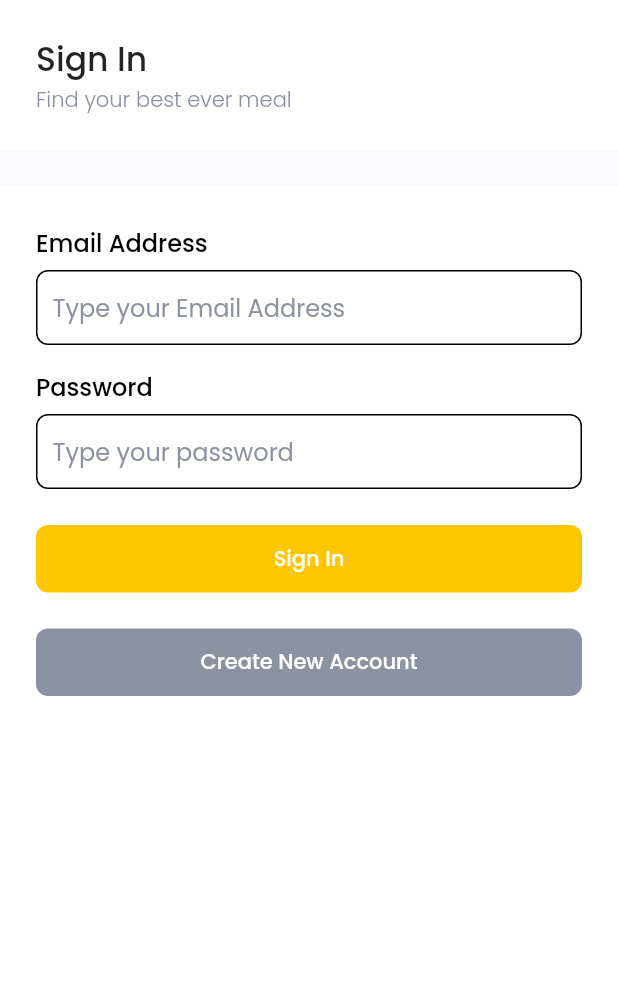
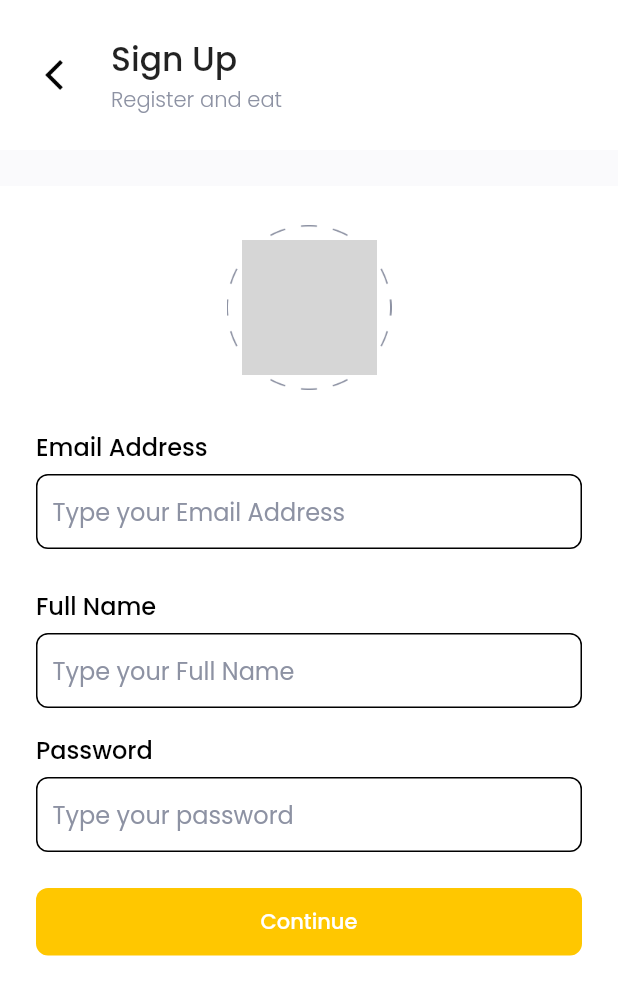
Before and after one commit to ipung123/food_market, a Flutter app: the screen it shows after launch, after a tap on "Create New Account", on a phone screen of 412 x 824 dp. Shown: the top 995 px of the screen. Run offline on Flutter 3.47's test engine with Material 2 defaults, Android fonts, the phone set to English and light mode, and no system bars; our stand-ins replace flutter_spinkit, get, google_fonts, supercharged; network calls fail; grey boxes are pictures that could not be loaded.

Commit message:
penambahan sign in dan sign up page

```diff
--- a/lib/main.dart
+++ b/lib/main.dart
@@ -1,5 +1,5 @@
 import 'package:flutter/material.dart';
-
+import 'package:get/get.dart';
 import 'ui/pages/pages.dart';
 
 
@@ -10,7 +10,7 @@ void main() {
 class MyApp extends StatelessWidget {
   @override
   Widget build(BuildContext context){
-    return MaterialApp(
+    return GetMaterialApp(
       debugShowCheckedModeBanner: false,
       home: SignInPage(),
     );
--- a/lib/ui/pages/general_page.dart
+++ b/lib/ui/pages/general_page.dart
@@ -31,7 +31,13 @@ class GeneralPage extends StatelessWidget {
                       child: Row(
                         children: [
                           onBackButtonPressed != null
-                           ? Container(
+                           ? GestureDetector(
+                             onTap: () {
+                               if(onBackButtonPressed != null) {
+                                 onBackButtonPressed();
+                               }
+                             },
+                                                        child: Container(
                                 width: 24,
                                 height:24,
                                 margin: EdgeInsets.only(right: 26),
@@ -39,6 +45,7 @@ class GeneralPage extends StatelessWidget {
                                     image: DecorationImage(
                                         image: AssetImage(
                                           'assets/back_arrow.png'))),
+                               ),
                            )
                              : SizedBox(),
                           Column(
--- a/lib/ui/pages/pages.dart
+++ b/lib/ui/pages/pages.dart
@@ -4,7 +4,9 @@ import 'package:food_market/shared/shared.dart';
 import 'package:google_fonts/google_fonts.dart';
 import 'package:supercharged/supercharged.dart';
 import 'package:flutter_spinkit/flutter_spinkit.dart';
+import 'package:get/get.dart';
 
 
 part 'general_page.dart';
 part 'sign_in_page.dart';
+part 'sign_up_page.dart';
--- a/lib/ui/pages/sign_in_page.dart
+++ b/lib/ui/pages/sign_in_page.dart
@@ -95,7 +95,9 @@ class _SignInPageState extends State<SignInPage> {
              child: isLoading ? SpinKitFadingCircle(
                size: 45,
                color: mainColor,
-             ): RaisedButton(onPressed: () {},
+             ): RaisedButton(onPressed: () {
+               Get.to(SignUpPage());
+             },
              elevation: 0,
              shape: RoundedRectangleBorder(
                borderRadius: BorderRadius.circular(8)
--- /dev/null
+++ b/lib/ui/pages/sign_up_page.dart
@@ -0,0 +1,137 @@
+part of 'pages.dart';
+
+class SignUpPage extends StatefulWidget {
+  @override
+  _SignUpPageState createState() => _SignUpPageState();
+}
+
+class _SignUpPageState extends State<SignUpPage> {
+  @override
+  Widget build(BuildContext context) {
+    TextEditingController emailController = TextEditingController();
+    TextEditingController passwordController = TextEditingController();
+    TextEditingController nameController = TextEditingController();
+
+    return GeneralPage(
+      title: 'Sign Up',
+      subtitle: 'Register and eat',
+      onBackButtonPressed: () {
+        Get.back();
+      },
+      child: Column(
+        children: [
+          Container(
+            width: 110,
+            height: 110,
+            margin: EdgeInsets.only(top: 26),
+            padding: EdgeInsets.all(10),
+            decoration: BoxDecoration(
+              image: DecorationImage(image: AssetImage('assets/photo_border.png'))
+            ),
+            child: Container(
+              decoration: BoxDecoration(
+                shape: BoxShape.circle,
+                image: DecorationImage(
+                  image: NetworkImage('https://www.sehatfresh.com/wp-content/uploads/2016/02/Pengertian-Junk-Food.jpg'),
+                  fit: BoxFit.cover )
+              ),
+            ),
+          ),
+          Container(
+            width: double.infinity,
+            margin: EdgeInsets.fromLTRB(defaultMargin, 26, defaultMargin, 6),
+            child: Text(
+              "Email Address",
+              style: blackFontStyle2,
+              ),
+          ),
+          Container(
+            width: double.infinity,
+            margin: EdgeInsets.symmetric(horizontal: defaultMargin),
+            padding: EdgeInsets.symmetric(horizontal: 10),
+            decoration: BoxDecoration(
+              borderRadius: BorderRadius.circular(8),
+              border: Border.all(color: Colors.black)
+            ),
+            child: TextField(
+              controller: emailController,
+              decoration: InputDecoration(
+                border: InputBorder.none,
+                hintStyle: greyFontStyle,
+                hintText: 'Type your Email Address',
+              ),
+            ),
+            ),
+            Container(
+            width: double.infinity,
+            margin: EdgeInsets.fromLTRB(defaultMargin, 26, defaultMargin, 6),
+            child: Text(
+              "Full Name",
+              style: blackFontStyle2,
+              ),
+          ),
+          Container(
+            width: double.infinity,
+            margin: EdgeInsets.symmetric(horizontal: defaultMargin),
+            padding: EdgeInsets.symmetric(horizontal: 10),
+            decoration: BoxDecoration(
+              borderRadius: BorderRadius.circular(8),
+              border: Border.all(color: Colors.black)
+            ),
+            child: TextField(
+              controller: emailController,
+              decoration: InputDecoration(
+                border: InputBorder.none,
+                hintStyle: greyFontStyle,
+                hintText: 'Type your Full Name',
+              ),
+            ),
+            ),
+            Container(
+            width: double.infinity,
+            margin: EdgeInsets.fromLTRB(defaultMargin, 16, defaultMargin, 6),
+            child: Text(
+              "Password",
+              style: blackFontStyle2,
+              ),
+          ),
+          Container(
+            width: double.infinity,
+            margin: EdgeInsets.symmetric(horizontal: defaultMargin),
+            padding: EdgeInsets.symmetric(horizontal: 10),
+            decoration: BoxDecoration(
+              borderRadius: BorderRadius.circular(8),
+              border: Border.all(color: Colors.black)
+            ),
+            child: TextField(
+              controller: passwordController,
+              decoration: InputDecoration(
+                border: InputBorder.none,
+                hintStyle: greyFontStyle,
+                hintText: 'Type your password',
+              ),
+            ),
+           ),
+           Container(
+             width: double.infinity,
+             margin: EdgeInsets.only(top: 24),
+             height: 45,
+             padding: EdgeInsets.symmetric(horizontal: defaultMargin),
+             child: RaisedButton(onPressed: () {},
+             elevation: 0,
+             shape: RoundedRectangleBorder(
+               borderRadius: BorderRadius.circular(8)
+               ),
+               color: mainColor,
+               child: Text(
+                  'Continue',
+                  style: GoogleFonts.poppins(
+                    color: Colors.white, fontWeight: FontWeight.w500),
+               ),
+               ),
+          ),
+        ],
+      ),
+    );
+  }
+}
--- a/pubspec.yaml
+++ b/pubspec.yaml
@@ -33,6 +33,7 @@ dev_dependencies:
     sdk: flutter
   flutter_bloc: ^6.0.6
   flutter_spinkit: ^4.1.2+1
+  get: ^3.17.1
   google_fonts: ^1.1.1
   supercharged: ^1.11.1
 
```
Also changed, not shown: pubspec.lock, 5 other files. Lines whose indentation alone changed are shown as unchanged.
